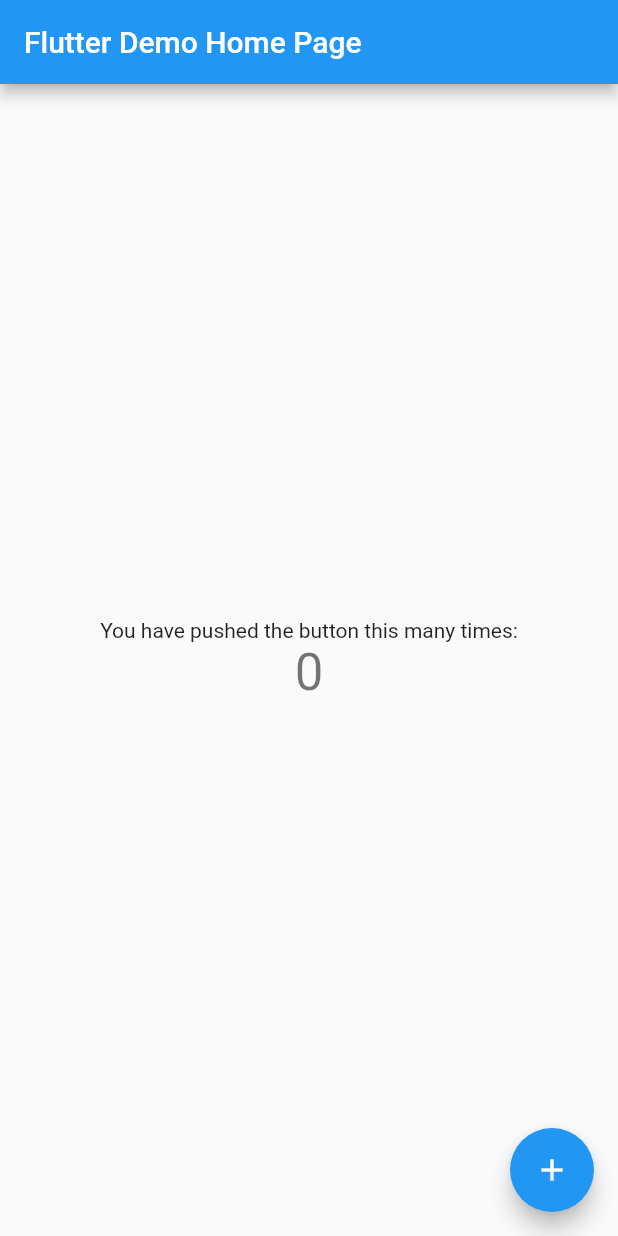
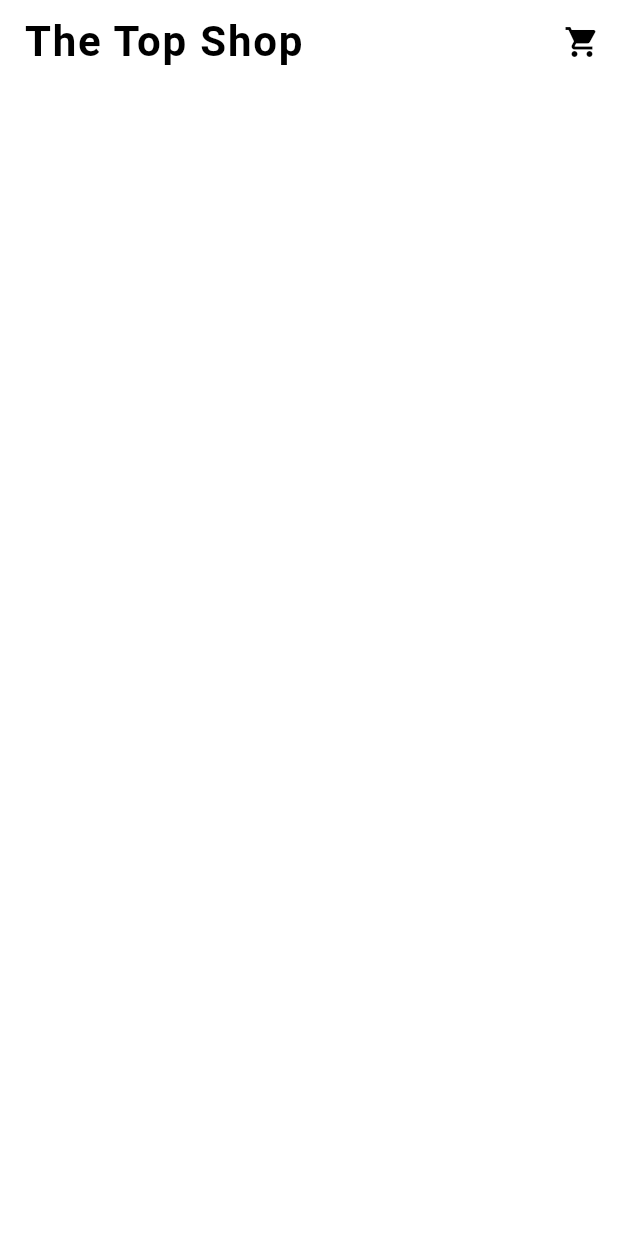
Before and after one commit to pacifio/flutter_apps, a Flutter app: the screen it shows after launch, on a phone screen of 412 x 824 dp. Run offline on Flutter 3.47's test engine with Material 2 defaults, Android fonts, the phone set to English and light mode, and no system bars.

Commit message:
added another app

```diff
--- a/shopping_cart2/lib/main.dart
+++ b/shopping_cart2/lib/main.dart
@@ -1,111 +1,52 @@
 import 'package:flutter/material.dart';
 
-void main() => runApp(MyApp());
+void main() => runApp(MainApp());
 
-class MyApp extends StatelessWidget {
-  // This widget is the root of your application.
+class MainApp extends StatelessWidget {
   @override
   Widget build(BuildContext context) {
     return MaterialApp(
       title: 'Flutter Demo',
       theme: ThemeData(
-        // This is the theme of your application.
-        //
-        // Try running your application with "flutter run". You'll see the
-        // application has a blue toolbar. Then, without quitting the app, try
-        // changing the primarySwatch below to Colors.green and then invoke
-        // "hot reload" (press "r" in the console where you ran "flutter run",
-        // or simply save your changes to "hot reload" in a Flutter IDE).
-        // Notice that the counter didn't reset back to zero; the application
-        // is not restarted.
         primarySwatch: Colors.blue,
       ),
-      home: MyHomePage(title: 'Flutter Demo Home Page'),
+      home: HomePage(),
+      debugShowCheckedModeBanner: false,
     );
   }
 }
 
-class MyHomePage extends StatefulWidget {
-  MyHomePage({Key key, this.title}) : super(key: key);
+class HomePage extends StatefulWidget {
+  HomePage({Key key}) : super(key: key);
 
-  // This widget is the home page of your application. It is stateful, meaning
-  // that it has a State object (defined below) that contains fields that affect
-  // how it looks.
-
-  // This class is the configuration for the state. It holds the values (in this
-  // case the title) provided by the parent (in this case the App widget) and
-  // used by the build method of the State. Fields in a Widget subclass are
-  // always marked "final".
-
-  final String title;
-
-  @override
-  _MyHomePageState createState() => _MyHomePageState();
+  _HomePageState createState() => _HomePageState();
 }
 
-class _MyHomePageState extends State<MyHomePage> {
-  int _counter = 0;
-
-  void _incrementCounter() {
-    setState(() {
-      // This call to setState tells the Flutter framework that something has
-      // changed in this State, which causes it to rerun the build method below
-      // so that the display can reflect the updated values. If we changed
-      // _counter without calling setState(), then the build method would not be
-      // called again, and so nothing would appear to happen.
-      _counter++;
-    });
-  }
-
+class _HomePageState extends State<HomePage> {
   @override
   Widget build(BuildContext context) {
-    // This method is rerun every time setState is called, for instance as done
-    // by the _incrementCounter method above.
-    //
-    // The Flutter framework has been optimized to make rerunning build methods
-    // fast, so that you can just rebuild anything that needs updating rather
-    // than having to individually change instances of widgets.
     return Scaffold(
+      backgroundColor: Colors.white,
       appBar: AppBar(
-        // Here we take the value from the MyHomePage object that was created by
-        // the App.build method, and use it to set our appbar title.
-        title: Text(widget.title),
+        elevation: 0.0,
+        centerTitle: false,
+        title: Text("The Top Shop",
+            style: TextStyle(
+                color: Colors.black,
+                fontWeight: FontWeight.bold,
+                fontSize: 28.0,
+                letterSpacing: 1.2)),
+        actions: <Widget>[
+          IconButton(
+            icon: Icon(
+              Icons.shopping_cart,
+              color: Colors.black,
+            ),
+            onPressed: () {},
+          )
+        ],
+        backgroundColor: Colors.white,
       ),
-      body: Center(
-        // Center is a layout widget. It takes a single child and positions it
-        // in the middle of the parent.
-        child: Column(
-          // Column is also layout widget. It takes a list of children and
-          // arranges them vertically. By default, it sizes itself to fit its
-          // children horizontally, and tries to be as tall as its parent.
-          //
-          // Invoke "debug painting" (press "p" in the console, choose the
-          // "Toggle Debug Paint" action from the Flutter Inspector in Android
-          // Studio, or the "Toggle Debug Paint" command in Visual Studio Code)
-          // to see the wireframe for each widget.
-          //
-          // Column has various properties to control how it sizes itself and
-          // how it positions its children. Here we use mainAxisAlignment to
-          // center the children vertically; the main axis here is the vertical
-          // axis because Columns are vertical (the cross axis would be
-          // horizontal).
-          mainAxisAlignment: MainAxisAlignment.center,
-          children: <Widget>[
-            Text(
-              'You have pushed the button this many times:',
-            ),
-            Text(
-              '$_counter',
-              style: Theme.of(context).textTheme.display1,
-            ),
-          ],
-        ),
-      ),
-      floatingActionButton: FloatingActionButton(
-        onPressed: _incrementCounter,
-        tooltip: 'Increment',
-        child: Icon(Icons.add),
-      ), // This trailing comma makes auto-formatting nicer for build methods.
     );
   }
 }
```
Also changed, not shown: 1 other file.
